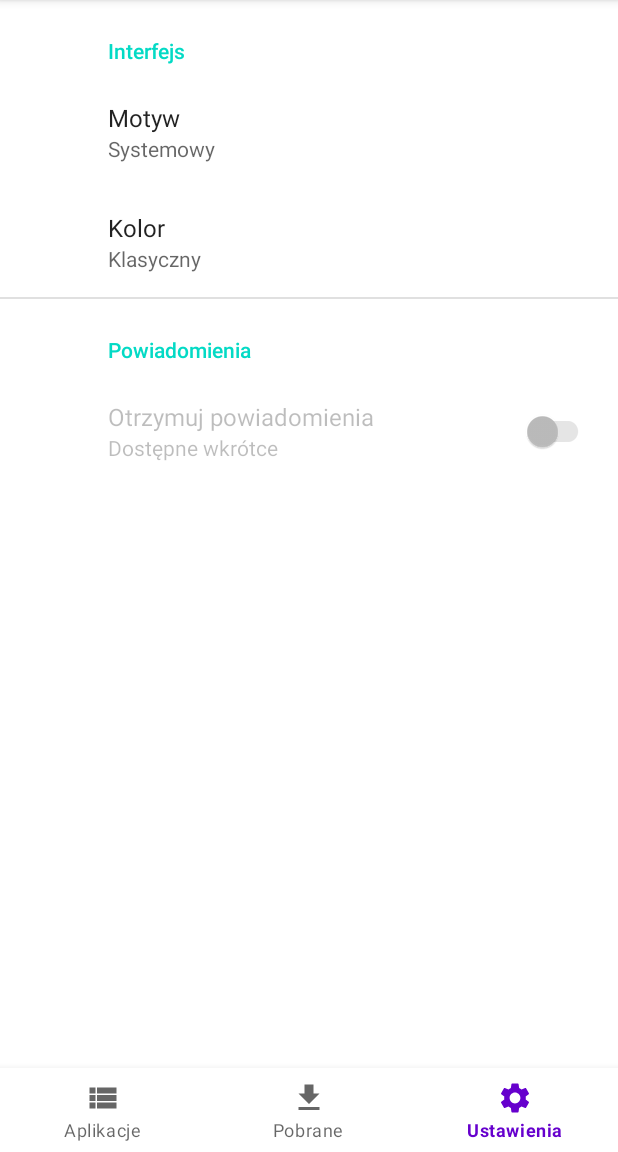
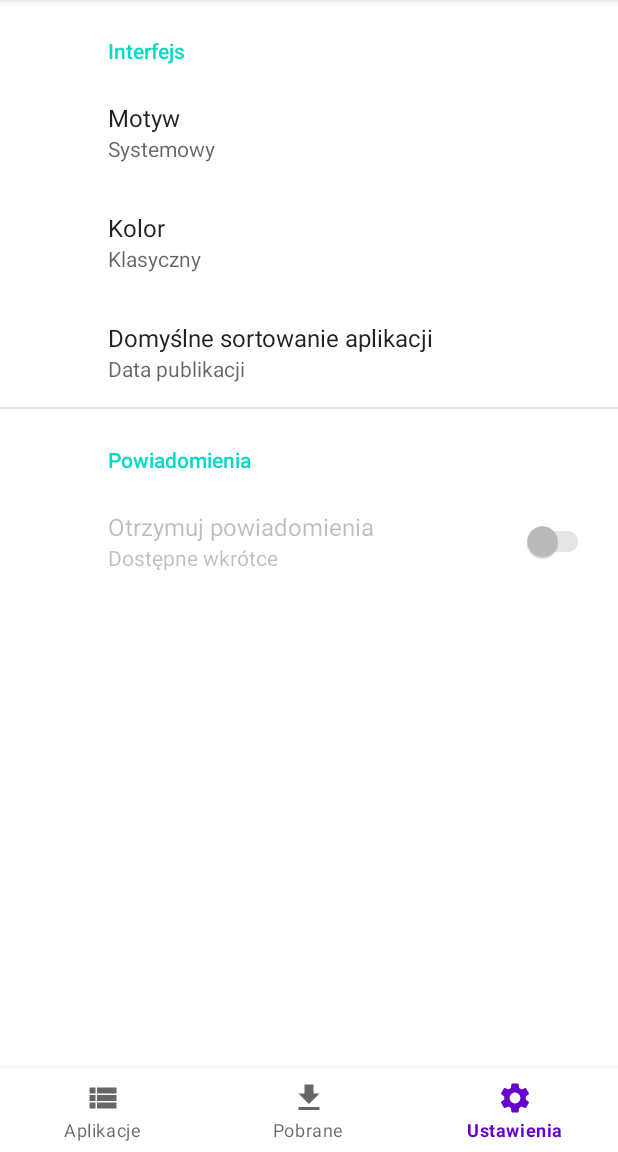
Before and after one commit to pawelb100/Family_Store, an Android app: the SettingsFragment screen opened through its navigation route, on a phone screen of 412 x 824 dp, the part 84-1236 px from its top. Run offline under Robolectric (Android 15) with nearby library versions, the phone set to English and light mode, and no system bars; our stand-ins replace Firebase (no records; nobody signed in at launch, a user with empty details on screens opened directly), androidx.preference, navigation-ui; libraries missing offline, so code that uses them is left out: com.onesignal; 3 statements that could not run were skipped.

Commit message:
add default app sorting

```diff
--- a/app/src/main/java/com/familystore/familystore/utils/SettingsManager.java
+++ b/app/src/main/java/com/familystore/familystore/utils/SettingsManager.java
@@ -7,6 +7,7 @@ import android.content.res.Configuration;
 import androidx.appcompat.app.AppCompatDelegate;
 
 import com.familystore.familystore.R;
+import com.familystore.familystore.models.AppPreview;
 
 public class SettingsManager {
 
@@ -17,6 +18,11 @@ public class SettingsManager {
     public SettingsManager(SharedPreferences sharedPreferences, Context context) {
         this.sharedPref = sharedPreferences;
         this.context = context;
+    }
+
+    public AppPreview.Order getDefaultAppSorting() {
+        return AppPreview.Order.valueOf(
+                sharedPref.getString("default_app_sort", "PUBLISHED"));
     }
 
     public void setTheme() {
--- a/app/src/main/res/values/arrays.xml
+++ b/app/src/main/res/values/arrays.xml
@@ -29,4 +29,12 @@
         <item>deepgreen</item>
     </string-array>
 
+    <string-array name="sorting_entries">
+        <item>@string/sort_published</item>
+        <item>@string/sort_last_updated</item>
+    </string-array>
+    <string-array name="sorting_values">
+        <item>PUBLISHED</item>
+        <item>LAST_UPDATED</item>
+    </string-array>
 </resources>
--- a/app/src/main/res/values/strings.xml
+++ b/app/src/main/res/values/strings.xml
@@ -24,6 +24,7 @@
     <string name="interface_label">Interfejs</string>
     <string name="theme">Motyw</string>
     <string name="color">Kolor</string>
+    <string name="default_app_sort">Domyślne sortowanie aplikacji</string>
     <string name="notifs_label">Powiadomienia</string>
     <string name="receive_notifs">Otrzymuj powiadomienia</string>
 
--- a/app/src/main/res/xml/root_preferences.xml
+++ b/app/src/main/res/xml/root_preferences.xml
@@ -18,6 +18,14 @@
             app:title="@string/color"
             app:useSimpleSummaryProvider="true" />
 
+        <ListPreference
+            app:defaultValue="PUBLISHED"
+            app:entries="@array/sorting_entries"
+            app:entryValues="@array/sorting_values"
+            app:key="default_app_sort"
+            app:title="@string/default_app_sort"
+            app:useSimpleSummaryProvider="true" />
+
     </PreferenceCategory>
 
     <PreferenceCategory app:title="@string/notifs_label">
```
Also changed, not shown: app/src/main/java/com/familystore/familystore/fragments/HomeFragment.java (+17 -2 lines).
